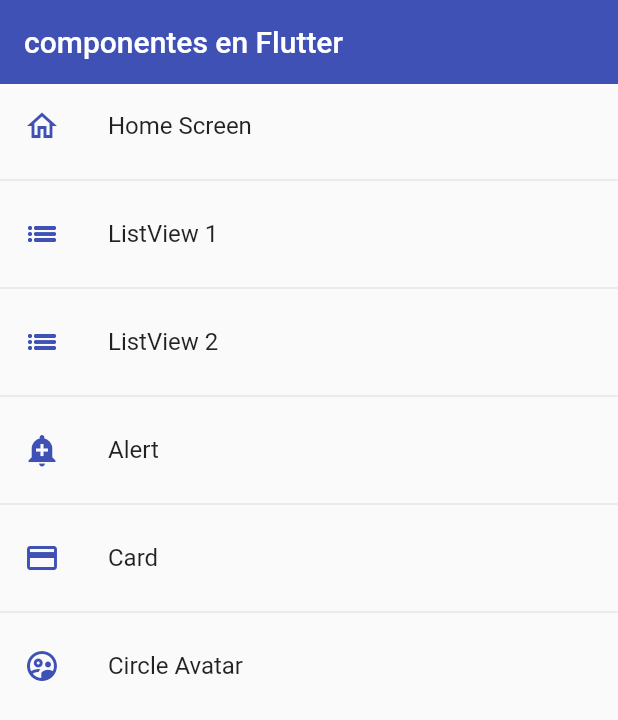
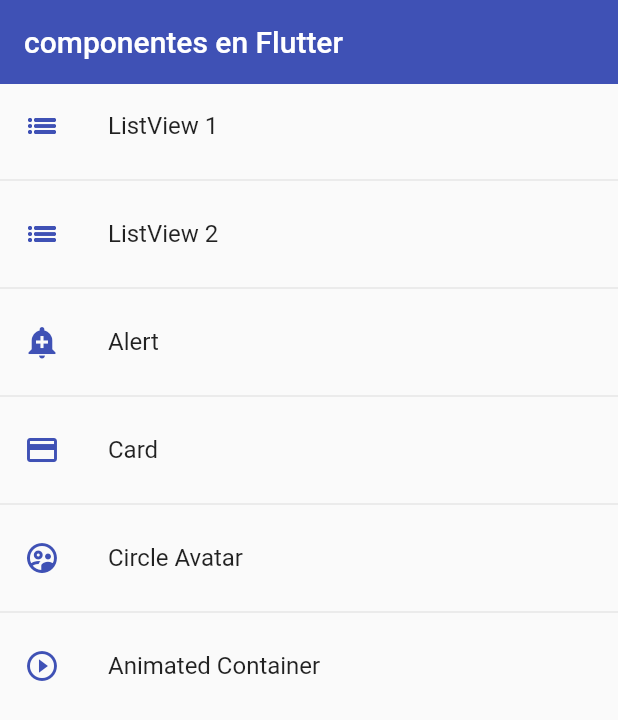
Before and after one commit to ColtMoons/flutter_components_lessons, a Flutter app: the screen it shows after launch, on a phone screen of 412 x 824 dp. Shown: the top 720 px of the screen. Run offline on Flutter 3.47's test engine with Material 2 defaults, Android fonts, the phone set to English and light mode, and no system bars.

Commit message:
animated containers

```diff
--- a/lib/router/app_routes.dart
+++ b/lib/router/app_routes.dart
@@ -7,52 +7,49 @@ class AppRoutes {
   static const initialRoute = 'home';
 
   static final menuOptions = <MenuOption>[
-    //TODO: borrar home
-    MenuOption(
+    /*MenuOption(
         route: 'home',
         icon: Icons.home_outlined,
         name: 'Home Screen',
         screen: const HomeScreen()
     ),
-
+    */
     MenuOption(
         route: 'listview1',
         icon: Icons.list_outlined,
         name: 'ListView 1',
-        screen: const ListView1Screen()
-    ),
-
+        screen: const ListView1Screen()),
     MenuOption(
         route: 'listview2',
         icon: Icons.list_outlined,
         name: 'ListView 2',
-        screen: const ListView2Screen()
-    ),
-
+        screen: const ListView2Screen()),
     MenuOption(
         route: 'alert',
         icon: Icons.add_alert,
         name: 'Alert',
-        screen: const AlertScreen()
-    ),
-
+        screen: const AlertScreen()),
     MenuOption(
         route: 'card',
         icon: Icons.credit_card,
         name: 'Card',
-        screen: const CardScreen()
-    ),
-
+        screen: const CardScreen()),
     MenuOption(
         route: 'avatar',
         icon: Icons.supervised_user_circle_outlined,
         name: 'Circle Avatar',
-        screen: const AvatarScreen()
-    ),
+        screen: const AvatarScreen()),
+    MenuOption(
+        route: 'animated',
+        icon: Icons.play_circle_outline,
+        name: 'Animated Container',
+        screen: const AnimatedScreen()),
   ];
 
   static Map<String, Widget Function(BuildContext)> getAppRoutes() {
     Map<String, Widget Function(BuildContext)> appRoutes = {};
+
+    appRoutes.addAll({'home': (BuildContext context) => const HomeScreen()});
 
     for (final option in menuOptions) {
       appRoutes.addAll({option.route: (BuildContext context) => option.screen});
--- a/lib/screens/screens.dart
+++ b/lib/screens/screens.dart
@@ -1,3 +1,4 @@
+export 'package:flutter_components/screens/animated_screen.dart';
 export 'package:flutter_components/screens/avatar_screen.dart';
 export 'package:flutter_components/screens/alert_screen.dart';
 export 'package:flutter_components/screens/card_screen.dart';
```
Also changed, not shown: lib/screens/animated_screen.dart (+39 -4 lines).
